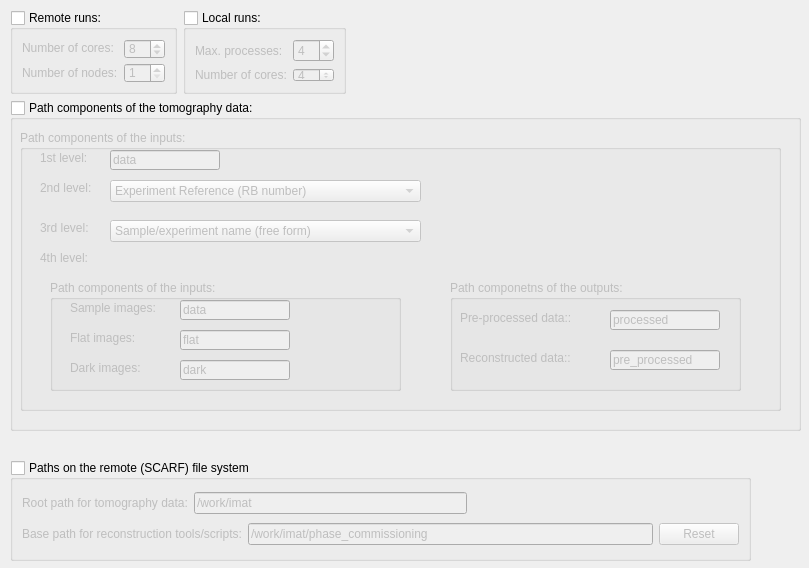
Before: the Qt Designer form MantidQt/CustomInterfaces/inc/MantidQtCustomInterfaces/Tomography/TomographyIfaceQtTabSystemSettings.ui in mantidproject/mantid, drawn with Qt 5.
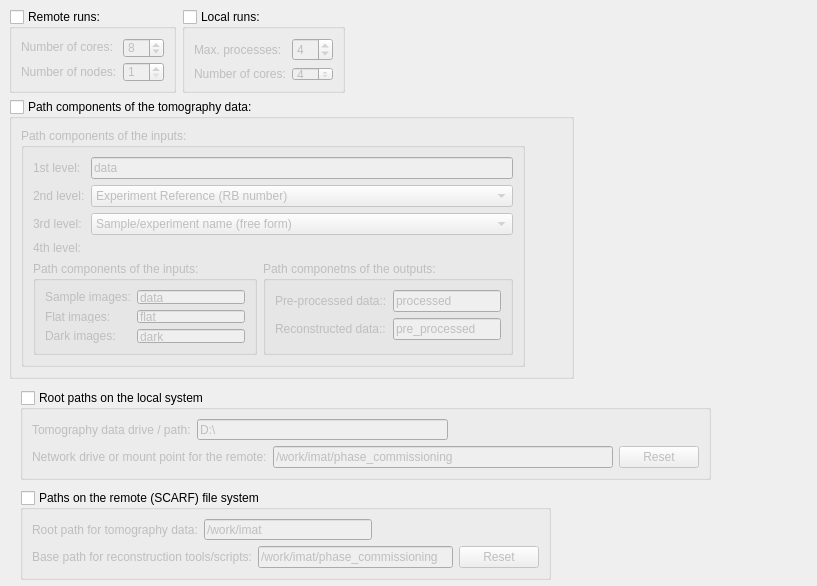
After: the same form once the commit is applied.

Commit message: more system settings and their widgets, re #15665

What changed in the file:
```diff
--- a/MantidQt/CustomInterfaces/inc/MantidQtCustomInterfaces/Tomography/TomographyIfaceQtTabSystemSettings.ui
+++ b/MantidQt/CustomInterfaces/inc/MantidQtCustomInterfaces/Tomography/TomographyIfaceQtTabSystemSettings.ui
@@ -6,8 +6,8 @@
    <rect>
     <x>0</x>
     <y>0</y>
-    <width>809</width>
-    <height>568</height>
+    <width>817</width>
+    <height>586</height>
    </rect>
   </property>
   <property name="windowTitle">
@@ -16,10 +16,10 @@
   <widget class="QGroupBox" name="groupBox_3">
    <property name="geometry">
     <rect>
-     <x>10</x>
-     <y>460</y>
-     <width>741</width>
-     <height>101</height>
+     <x>20</x>
+     <y>490</y>
+     <width>531</width>
+     <height>90</height>
     </rect>
    </property>
    <property name="title">
@@ -99,10 +99,10 @@
   <widget class="QGroupBox" name="groupBox">
    <property name="geometry">
     <rect>
-     <x>10</x>
-     <y>100</y>
-     <width>791</width>
-     <height>331</height>
+     <x>9</x>
+     <y>99</y>
+     <width>565</width>
+     <height>280</height>
     </rect>
    </property>
    <property name="title">
@@ -114,277 +114,252 @@
    <property name="checked">
     <bool>false</bool>
    </property>
+   <layout class="QFormLayout" name="formLayout_6">
+    <item row="0" column="0">
    <widget class="QGroupBox" name="groupBox_2">
-    <property name="geometry">
-     <rect>
-      <x>10</x>
-      <y>30</y>
-      <width>761</width>
-      <height>281</height>
-     </rect>
-    </property>
     <property name="title">
      <string>Path components of the inputs:</string>
     </property>
-    <widget class="QComboBox" name="comboBox">
-     <property name="geometry">
-      <rect>
-       <x>90</x>
-       <y>50</y>
-       <width>311</width>
-       <height>22</height>
-      </rect>
-     </property>
-     <item>
-      <property name="text">
-       <string>Experiment Reference (RB number)</string>
-      </property>
-     </item>
-    </widget>
-    <widget class="QLineEdit" name="lineEdit_processed_subpath_2">
-     <property name="geometry">
-      <rect>
-       <x>90</x>
-       <y>20</y>
-       <width>110</width>
-       <height>20</height>
-      </rect>
-     </property>
-     <property name="text">
-      <string>data</string>
-     </property>
-    </widget>
+      <layout class="QFormLayout" name="formLayout_5">
+       <item row="0" column="0">
     <widget class="QLabel" name="label_4">
-     <property name="geometry">
-      <rect>
-       <x>20</x>
-       <y>20</y>
-       <width>71</width>
-       <height>16</height>
-      </rect>
-     </property>
      <property name="text">
       <string>1st level:</string>
      </property>
     </widget>
+       </item>
+       <item row="0" column="1">
+        <widget class="QLineEdit" name="lineEdit_processed_subpath_2">
+         <property name="text">
+          <string>data</string>
+         </property>
+        </widget>
+       </item>
+       <item row="1" column="0">
     <widget class="QLabel" name="label_5">
-     <property name="geometry">
-      <rect>
-       <x>20</x>
-       <y>50</y>
-       <width>71</width>
-       <height>16</height>
-      </rect>
-     </property>
      <property name="text">
       <string>2nd level:</string>
      </property>
     </widget>
+       </item>
+       <item row="1" column="1">
+        <widget class="QComboBox" name="comboBox">
+         <item>
+          <property name="text">
+           <string>Experiment Reference (RB number)</string>
+          </property>
+         </item>
+        </widget>
+       </item>
+       <item row="2" column="0">
     <widget class="QLabel" name="label_6">
-     <property name="geometry">
-      <rect>
-       <x>20</x>
-       <y>90</y>
-       <width>71</width>
-       <height>16</height>
-      </rect>
-     </property>
      <property name="text">
       <string>3rd level:</string>
      </property>
     </widget>
+       </item>
+       <item row="2" column="1">
     <widget class="QComboBox" name="comboBox_2">
-     <property name="geometry">
-      <rect>
-       <x>90</x>
-       <y>90</y>
-       <width>311</width>
-       <height>22</height>
-      </rect>
-     </property>
      <item>
       <property name="text">
        <string>Sample/experiment name (free form)</string>
       </property>
      </item>
     </widget>
+       </item>
+       <item row="3" column="0">
     <widget class="QLabel" name="label_7">
-     <property name="geometry">
-      <rect>
-       <x>20</x>
-       <y>120</y>
-       <width>71</width>
-       <height>16</height>
-      </rect>
-     </property>
      <property name="text">
       <string>4th level:</string>
      </property>
     </widget>
+       </item>
+       <item row="4" column="0" colspan="2">
+        <layout class="QHBoxLayout" name="horizontalLayout_3">
+         <item>
+          <widget class="QGroupBox" name="groupBox_7">
+           <property name="title">
+            <string>Path components of the inputs:</string>
+           </property>
+           <layout class="QFormLayout" name="formLayout_4">
+            <item row="0" column="0">
+             <widget class="QLabel" name="label_9">
+              <property name="text">
+               <string>Sample images:</string>
+              </property>
+             </widget>
+            </item>
+            <item row="0" column="1">
+             <widget class="QLineEdit" name="lineEdit_processed_subpath_4">
+              <property name="text">
+               <string>data</string>
+              </property>
+             </widget>
+            </item>
+            <item row="1" column="0">
+             <widget class="QLabel" name="label_10">
+              <property name="text">
+               <string>Flat images:</string>
+              </property>
+             </widget>
+            </item>
+            <item row="1" column="1">
+             <widget class="QLineEdit" name="lineEdit_processed_subpath_5">
+              <property name="text">
+               <string>flat</string>
+              </property>
+             </widget>
+            </item>
+            <item row="2" column="0">
+             <widget class="QLabel" name="label_11">
+              <property name="text">
+               <string>Dark images:</string>
+              </property>
+             </widget>
+            </item>
+            <item row="2" column="1">
+             <widget class="QLineEdit" name="lineEdit_processed_subpath_6">
+              <property name="text">
+               <string>dark</string>
+              </property>
+             </widget>
+            </item>
+           </layout>
+          </widget>
+         </item>
+         <item>
     <widget class="QGroupBox" name="groupBox_6">
-     <property name="geometry">
-      <rect>
-       <x>430</x>
-       <y>150</y>
-       <width>291</width>
-       <height>111</height>
-      </rect>
-     </property>
      <property name="title">
       <string>Path componetns of the outputs:</string>
      </property>
-     <widget class="QLabel" name="label_2">
-      <property name="geometry">
-       <rect>
-        <x>10</x>
-        <y>70</y>
-        <width>131</width>
-        <height>16</height>
-       </rect>
-      </property>
-      <property name="text">
-       <string>Reconstructed data::</string>
-      </property>
-     </widget>
-     <widget class="QLineEdit" name="lineEdit_processed_subpath">
-      <property name="geometry">
-       <rect>
-        <x>160</x>
-        <y>30</y>
-        <width>110</width>
-        <height>20</height>
-       </rect>
-      </property>
-      <property name="text">
-       <string>processed</string>
-      </property>
-     </widget>
+           <layout class="QFormLayout" name="formLayout_3">
+            <item row="0" column="0">
      <widget class="QLabel" name="label_8">
-      <property name="geometry">
-       <rect>
-        <x>10</x>
-        <y>30</y>
-        <width>121</width>
-        <height>16</height>
-       </rect>
-      </property>
       <property name="text">
        <string>Pre-processed data::</string>
       </property>
      </widget>
+            </item>
+            <item row="0" column="1">
+             <widget class="QLineEdit" name="lineEdit_processed_subpath">
+              <property name="text">
+               <string>processed</string>
+              </property>
+             </widget>
+            </item>
+            <item row="1" column="0">
+             <widget class="QLabel" name="label_2">
+              <property name="text">
+               <string>Reconstructed data::</string>
+              </property>
+             </widget>
+            </item>
+            <item row="1" column="1">
      <widget class="QLineEdit" name="lineEdit_processed_subpath_3">
-      <property name="geometry">
-       <rect>
-        <x>160</x>
-        <y>70</y>
-        <width>110</width>
-        <height>20</height>
-       </rect>
-      </property>
       <property name="text">
        <string>pre_processed</string>
       </property>
      </widget>
-    </widget>
-    <widget class="QGroupBox" name="groupBox_7">
+            </item>
+           </layout>
+          </widget>
+         </item>
+        </layout>
+       </item>
+      </layout>
+     </widget>
+    </item>
+   </layout>
+  </widget>
+  <widget class="QGroupBox" name="groupBox_8">
      <property name="geometry">
       <rect>
-       <x>30</x>
-       <y>150</y>
-       <width>351</width>
-       <height>111</height>
+     <x>20</x>
+     <y>390</y>
+     <width>691</width>
+     <height>90</height>
       </rect>
      </property>
      <property name="title">
-      <string>Path components of the inputs:</string>
-     </property>
-     <widget class="QLineEdit" name="lineEdit_processed_subpath_6">
-      <property name="geometry">
-       <rect>
-        <x>130</x>
-        <y>80</y>
-        <width>110</width>
-        <height>20</height>
-       </rect>
-      </property>
+    <string>Root paths on the local system</string>
+   </property>
+   <property name="checkable">
+    <bool>true</bool>
+   </property>
+   <property name="checked">
+    <bool>false</bool>
+   </property>
+   <layout class="QGridLayout" name="gridLayout_4">
+    <item row="0" column="0">
+     <layout class="QHBoxLayout" name="horizontalLayout_11">
+      <item>
+       <widget class="QLabel" name="label_26">
       <property name="text">
-       <string>dark</string>
-      </property>
-     </widget>
-     <widget class="QLineEdit" name="lineEdit_processed_subpath_5">
-      <property name="geometry">
-       <rect>
-        <x>130</x>
-        <y>50</y>
-        <width>110</width>
+         <string>Tomography data drive / path:</string>
+        </property>
+       </widget>
+      </item>
+      <item>
+       <widget class="QLineEdit" name="lineEdit_on_local_data_drive_path">
+        <property name="minimumSize">
+         <size>
+          <width>0</width>
         <height>20</height>
-       </rect>
+         </size>
       </property>
       <property name="text">
-       <string>flat</string>
-      </property>
-     </widget>
-     <widget class="QLabel" name="label_11">
-      <property name="geometry">
-       <rect>
-        <x>20</x>
-        <y>80</y>
-        <width>111</width>
-        <height>16</height>
-       </rect>
-      </property>
-      <property name="text">
-       <string>Dark images:</string>
-      </property>
-     </widget>
-     <widget class="QLabel" name="label_10">
-      <property name="geometry">
-       <rect>
-        <x>20</x>
-        <y>50</y>
-        <width>111</width>
-        <height>16</height>
-       </rect>
-      </property>
+         <string>D:\</string>
+        </property>
+       </widget>
+      </item>
+      <item>
+       <spacer name="horizontalSpacer_3">
+        <property name="orientation">
+         <enum>Qt::Horizontal</enum>
+        </property>
+        <property name="sizeHint" stdset="0">
+         <size>
+          <width>40</width>
+          <height>20</height>
+         </size>
+        </property>
+       </spacer>
+      </item>
+     </layout>
+    </item>
+    <item row="1" column="0">
+     <layout class="QHBoxLayout" name="horizontalLayout_4">
+      <item>
+       <widget class="QLabel" name="label_12">
       <property name="text">
-       <string>Flat images:</string>
-      </property>
-     </widget>
-     <widget class="QLineEdit" name="lineEdit_processed_subpath_4">
-      <property name="geometry">
-       <rect>
-        <x>130</x>
-        <y>20</y>
-        <width>110</width>
-        <height>20</height>
-       </rect>
-      </property>
+         <string>Network drive or mount point for the remote:</string>
+        </property>
+       </widget>
+      </item>
+      <item>
+       <widget class="QLineEdit" name="lineEdit_on_local_remote_drive_path">
       <property name="text">
-       <string>data</string>
-      </property>
-     </widget>
-     <widget class="QLabel" name="label_9">
-      <property name="geometry">
-       <rect>
-        <x>20</x>
-        <y>20</y>
-        <width>111</width>
-        <height>16</height>
-       </rect>
-      </property>
+         <string>/work/imat/phase_commissioning</string>
+        </property>
+       </widget>
+      </item>
+      <item>
+       <widget class="QPushButton" name="pushButton_reset_scripts_base_dir_local">
       <property name="text">
-       <string>Sample images:</string>
-      </property>
-     </widget>
-    </widget>
-   </widget>
+         <string>Reset</string>
+        </property>
+       </widget>
+      </item>
+     </layout>
+    </item>
+   </layout>
   </widget>
   <widget class="QWidget" name="">
    <property name="geometry">
     <rect>
-     <x>10</x>
-     <y>10</y>
-     <width>771</width>
+     <x>9</x>
+     <y>9</y>
+     <width>576</width>
      <height>84</height>
     </rect>
    </property>
```
Left out of the diff: 4 changed lines with no effect on the pictures. Lines whose indentation alone changed are shown as unchanged. The commit also changes 2 other files.
